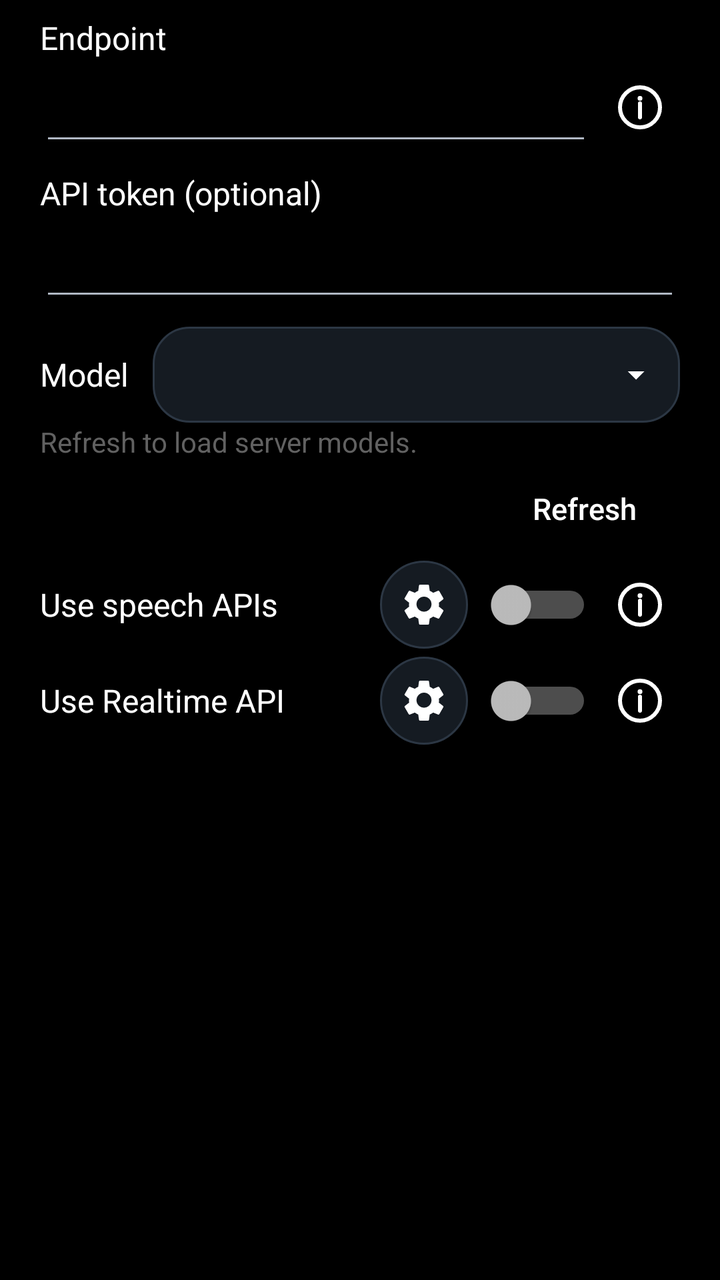
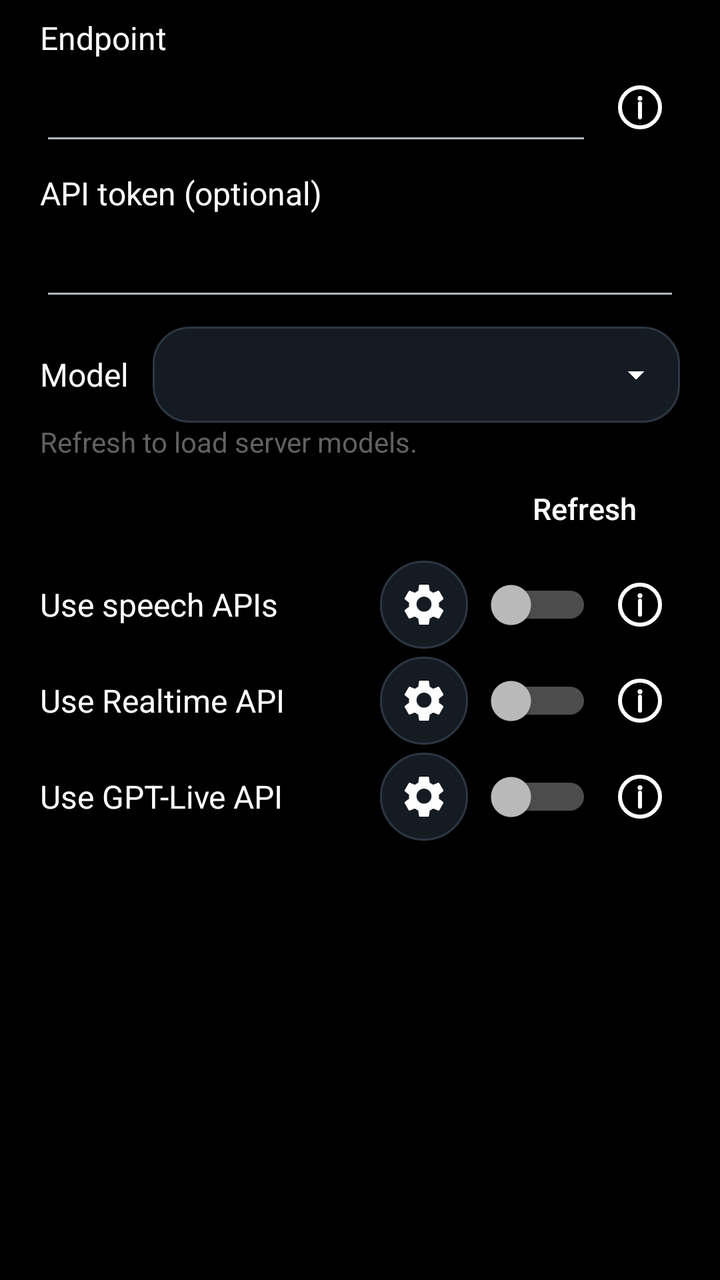

Screens rendered from an Android XML layout before and after an edit, with the pre-edit source and the edit as a unified diff.
<!-- AndroidManifest.xml: application theme AppTheme -->
<!-- res/layout/dialog_custom.xml -->
<ScrollView xmlns:android="http://schemas.android.com/apk/res/android" xmlns:tools="http://schemas.android.com/tools"
    android:layout_width="match_parent" android:layout_height="wrap_content">
    <LinearLayout style="@style/ConfigContent">
        <TextView style="@style/ConfigLabel"
            android:labelFor="@id/custom_endpoint" android:text="@string/custom_endpoint" />
        <LinearLayout style="@style/ConfigRow">
            <EditText android:id="@+id/custom_endpoint" android:layout_width="0dp" android:layout_height="wrap_content"
                android:layout_weight="1" android:minHeight="48dp" android:inputType="textUri" android:singleLine="true"
                android:saveEnabled="false" android:importantForAutofill="no" />
            <ImageButton android:id="@+id/custom_endpoint_info" style="@style/SettingsInfo"
                android:contentDescription="@string/setting_information" />
        </LinearLayout>
        <TextView android:id="@+id/custom_status" style="@style/SettingsBody"
            android:visibility="gone" android:accessibilityLiveRegion="polite" />
        <TextView style="@style/ConfigLabel" android:layout_marginTop="8dp"
            android:labelFor="@id/custom_token" android:text="@string/custom_token" />
        
        <EditText android:id="@+id/custom_token" android:layout_width="match_parent" android:layout_height="wrap_content"
            android:minHeight="48dp" android:inputType="textPassword" android:singleLine="true" android:saveEnabled="false"
            android:importantForAutofill="no" tools:ignore="WearPasswordInput" />
        <LinearLayout style="@style/ConfigRow" android:layout_marginTop="8dp">
            <TextView style="@style/ConfigLabel" android:labelFor="@id/custom_model" android:text="@string/model_label" />
            <Spinner android:id="@+id/custom_model" style="@style/ConfigSpinner" android:enabled="false"
                android:contentDescription="@string/choose_model" android:saveEnabled="false" />
        </LinearLayout>
        <TextView android:id="@+id/custom_model_status" style="@style/SettingsBody"
            android:accessibilityLiveRegion="polite" android:text="@string/custom_models_refresh" />
        <Button android:id="@+id/custom_models_refresh" style="@style/ConfigTextAction" android:text="@string/refresh" />
        <LinearLayout style="@style/ConfigRow">
            <TextView android:id="@+id/custom_speech_label" style="@style/SettingsLabel"
                android:labelFor="@id/custom_speech_apis" android:text="@string/custom_speech_apis" />
            <ImageButton android:id="@+id/custom_speech_settings" style="@style/SettingsIcon"
                android:src="@drawable/ic_settings" android:contentDescription="@string/server_speech_settings" />
            <Switch android:id="@+id/custom_speech_apis" style="@style/SettingsSwitch"
                android:contentDescription="@string/custom_speech_apis" android:saveEnabled="false" />
            <ImageButton android:id="@+id/custom_speech_info" style="@style/SettingsInfo"
                android:contentDescription="@string/setting_information" />
        </LinearLayout>
        <LinearLayout style="@style/ConfigRow">
            <TextView android:id="@+id/custom_realtime_label" style="@style/SettingsLabel"
                android:labelFor="@id/custom_realtime_api" android:text="@string/custom_realtime_api" />
            <ImageButton android:id="@+id/custom_realtime_settings" style="@style/SettingsIcon"
                android:src="@drawable/ic_settings" android:contentDescription="@string/server_realtime_settings" />
            <Switch android:id="@+id/custom_realtime_api" style="@style/SettingsSwitch"
                android:contentDescription="@string/custom_realtime_api" android:saveEnabled="false" />
            <ImageButton android:id="@+id/custom_realtime_info" style="@style/SettingsInfo"
                android:contentDescription="@string/setting_information" />
        </LinearLayout>
    </LinearLayout>
</ScrollView>
<!-- resources referenced by this layout -->
<resources>
  <string name="choose_model">Choose model</string>
  <string name="custom_endpoint">Endpoint</string>
  <string name="custom_models_refresh">Refresh to load server models.</string>
  <string name="custom_realtime_api">Use Realtime API</string>
  <string name="custom_speech_apis">Use speech APIs</string>
  <string name="custom_token">API token (optional)</string>
  <string name="model_label">Model</string>
  <string name="refresh">Refresh</string>
  <string name="server_realtime_settings">Realtime settings</string>
  <string name="server_speech_settings">Server speech settings</string>
  <string name="setting_information">Setting information</string>
  <style name="ConfigLabel" parent="@android:style/Widget.TextView">
          <item name="android:layout_width">wrap_content</item>
          <item name="android:layout_height">wrap_content</item>
          <item name="android:textSize">16sp</item>
      </style>
  <style name="ConfigRow" parent="SettingsRow">
          <item name="android:layout_marginTop">0dp</item>
      </style>
  <style name="ConfigSpinner" parent="ConfigSpinnerBase">
          <item name="android:layout_width">0dp</item>
          <item name="android:layout_weight">1</item>
          <item name="android:layout_marginStart">12dp</item>
      </style>
  <style name="ConfigTextAction" parent="@android:style/Widget.Material.Button.Borderless">
          <item name="android:layout_width">wrap_content</item>
          <item name="android:layout_height">48dp</item>
          <item name="android:layout_gravity">end</item>
          <item name="android:textAllCaps">false</item>
      </style>
  <style name="SettingsBody" parent="@android:style/Widget.TextView">
          <item name="android:layout_width">match_parent</item>
          <item name="android:layout_height">wrap_content</item>
          <item name="android:textSize">14sp</item>
          <item name="android:textColor">@color/settings_text_secondary</item>
      </style>
  <style name="SettingsLabel" parent="@android:style/Widget.TextView">
          <item name="android:layout_width">0dp</item>
          <item name="android:layout_height">wrap_content</item>
          <item name="android:layout_weight">1</item>
          <item name="android:textSize">16sp</item>
      </style>
  <style name="SettingsSwitch">
          <item name="android:layout_width">wrap_content</item>
          <item name="android:layout_height">48dp</item>
          <item name="android:layout_marginStart">@dimen/settings_switch_spacing</item>
          <item name="android:showText">false</item>
      </style>
  <color name="app_text">#FFFFFF</color>
  <color name="settings_text_secondary">#616161</color>
  <dimen name="settings_icon_size">44dp</dimen>
  <dimen name="settings_switch_spacing">8dp</dimen>
  <color name="app_text_secondary">#B0B8C4</color>
  <color name="app_background">#000000</color>
  <color name="app_ripple">#33FFFFFF</color>
  <!-- drawable bg_spinner_field (drawable) -->
  <layer-list xmlns:android="http://schemas.android.com/apk/res/android">
      <item android:drawable="@drawable/bg_button" />
      <item android:drawable="@drawable/ic_chevron_down" android:gravity="end|center_vertical" android:right="12dp" />
  </layer-list>
  <color name="app_outline">#2C3744</color>
  <color name="app_surface">#151B22</color>
  <!-- drawable bg_panel (drawable) -->
  <shape xmlns:android="http://schemas.android.com/apk/res/android">
      <corners android:radius="24dp" />
      <solid android:color="@color/app_surface" />
      <stroke android:width="1dp" android:color="@color/app_outline" />
  </shape>
  <!-- drawable ic_chevron_down (drawable) -->
  <vector xmlns:android="http://schemas.android.com/apk/res/android"
      android:width="20dp" android:height="20dp" android:viewportWidth="24" android:viewportHeight="24">
      <path android:fillColor="@color/app_text" android:pathData="M7,10l5,5 5,-5z" />
  </vector>
  <!-- unchanged entries left out for length: 14 -->
</resources>

<!-- the commit's change to res/layout/dialog_custom.xml (unified diff, before → after) -->
@@ -46,5 +46,15 @@
             <ImageButton android:id="@+id/custom_realtime_info" style="@style/SettingsInfo"
                 android:contentDescription="@string/setting_information" />
         </LinearLayout>
+        <LinearLayout style="@style/ConfigRow">
+            <TextView android:id="@+id/custom_live_label" style="@style/SettingsLabel"
+                android:labelFor="@id/custom_live_api" android:text="@string/custom_live_api" />
+            <ImageButton android:id="@+id/custom_live_settings" style="@style/SettingsIcon"
+                android:src="@drawable/ic_settings" android:contentDescription="@string/server_live_settings" />
+            <Switch android:id="@+id/custom_live_api" style="@style/SettingsSwitch"
+                android:contentDescription="@string/custom_live_api" android:saveEnabled="false" />
+            <ImageButton android:id="@+id/custom_live_info" style="@style/SettingsInfo"
+                android:contentDescription="@string/setting_information" />
+        </LinearLayout>
     </LinearLayout>
 </ScrollView>
<!-- resource entries referenced after the edit -->
@@ -2,12 +2,14 @@
 <resources>
   <string name="choose_model">Choose model</string>
   <string name="custom_endpoint">Endpoint</string>
+  <string name="custom_live_api">Use GPT-Live API</string>
   <string name="custom_models_refresh">Refresh to load server models.</string>
   <string name="custom_realtime_api">Use Realtime API</string>
   <string name="custom_speech_apis">Use speech APIs</string>
   <string name="custom_token">API token (optional)</string>
   <string name="model_label">Model</string>
   <string name="refresh">Refresh</string>
+  <string name="server_live_settings">GPT-Live settings</string>
   <string name="server_realtime_settings">Realtime settings</string>
   <string name="server_speech_settings">Server speech settings</string>
   <string name="setting_information">Setting information</string>
